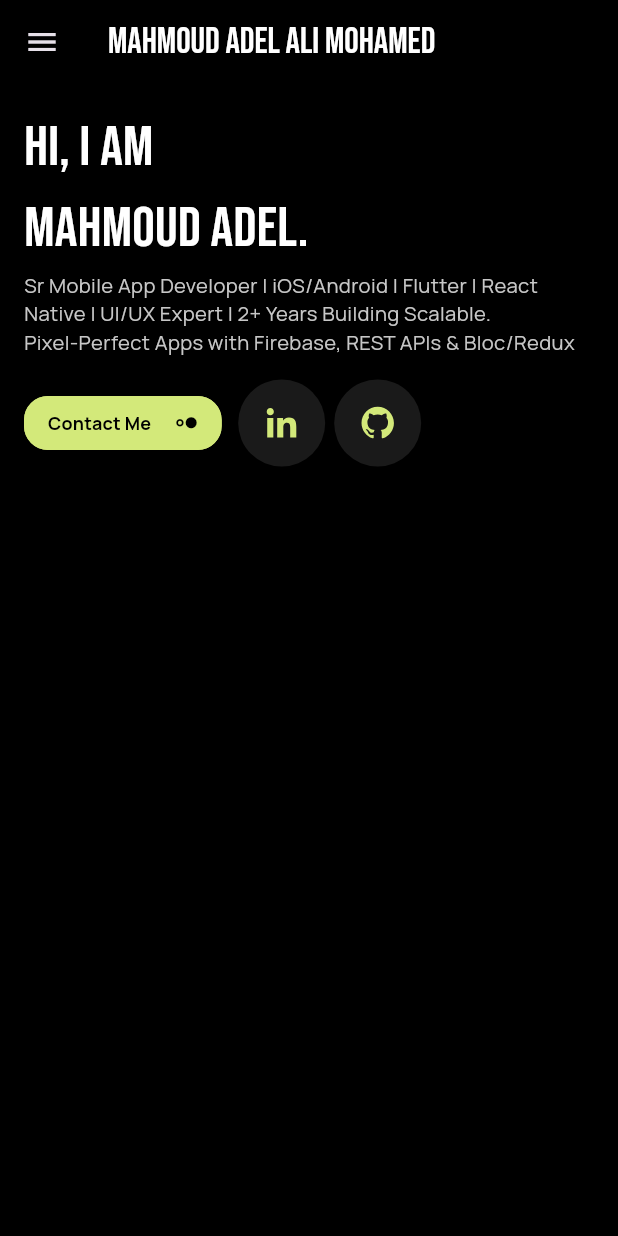
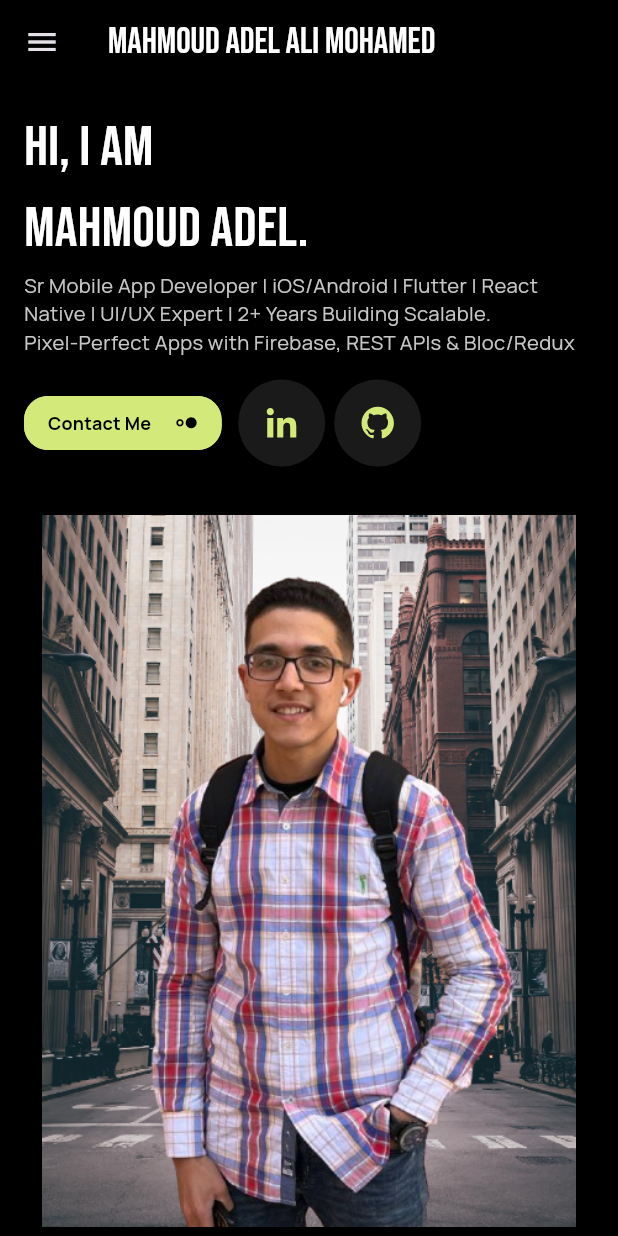
Before and after one commit to Mahmoud-Adel-Ali/My_Portfolio, a Flutter app: the screen it shows after launch, on a phone screen of 412 x 824 dp. Run offline on Flutter 3.47's test engine with Material 3 defaults, Android fonts, the phone set to English and light mode, and no system bars; our stand-ins replace flutter_svg.

Commit message:
Create Header Image For me (mobile , desktop)

```diff
--- /dev/null
+++ b/lib/features/portfolio/presentation/views/widgets/header_image.dart
@@ -0,0 +1,22 @@
+import 'package:flutter/material.dart';
+
+import '../../../../../core/utils/assets.dart';
+
+class HeaderImage extends StatelessWidget {
+  const HeaderImage({
+    super.key,
+  });
+
+  @override
+  Widget build(BuildContext context) {
+    return SizedBox(
+      width: double.infinity,
+      child: AspectRatio(
+        aspectRatio: 0.8,
+        child: Image.asset(
+          Assets.imagesMahmoud1,
+        ),
+      ),
+    );
+  }
+}
--- a/lib/features/portfolio/presentation/views/widgets/mobile_layout.dart
+++ b/lib/features/portfolio/presentation/views/widgets/mobile_layout.dart
@@ -1,5 +1,6 @@
 import 'package:flutter/material.dart';
 
+import 'header_image.dart';
 import 'name_and_title_and_contact_me_section.dart';
 
 class MobileLayout extends StatelessWidget {
@@ -13,6 +14,8 @@ class MobileLayout extends StatelessWidget {
         child: Column(
           children: [
             NameAndTitleAndContactMeSection(),
+            const SizedBox(height: 32),
+            HeaderImage(),
           ],
         ),
       ),
```
